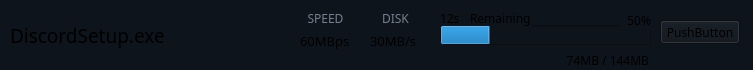
Old version of the form downloadinfo.ui in the repository Yovsky/Quantum.
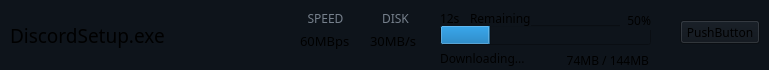
New version of the form.

Diff of the .ui file:
```diff
--- a/downloadinfo.ui
+++ b/downloadinfo.ui
@@ -6,7 +6,7 @@
    <rect>
     <x>0</x>
     <y>0</y>
-    <width>753</width>
+    <width>769</width>
     <height>70</height>
    </rect>
   </property>
@@ -27,7 +27,7 @@
   <widget class="QPushButton" name="Button">
    <property name="geometry">
     <rect>
-     <x>660</x>
+     <x>680</x>
      <y>20</y>
      <width>80</width>
      <height>24</height>
@@ -250,6 +250,19 @@
     <string>30MB/s</string>
    </property>
   </widget>
+  <widget class="QLabel" name="status">
+   <property name="geometry">
+    <rect>
+     <x>440</x>
+     <y>50</y>
+     <width>91</width>
+     <height>16</height>
+    </rect>
+   </property>
+   <property name="text">
+    <string>Downloading...</string>
+   </property>
+  </widget>
  </widget>
  <resources/>
  <connections/>
```
Left out of the diff: 2 changed lines with no effect on the pictures.
